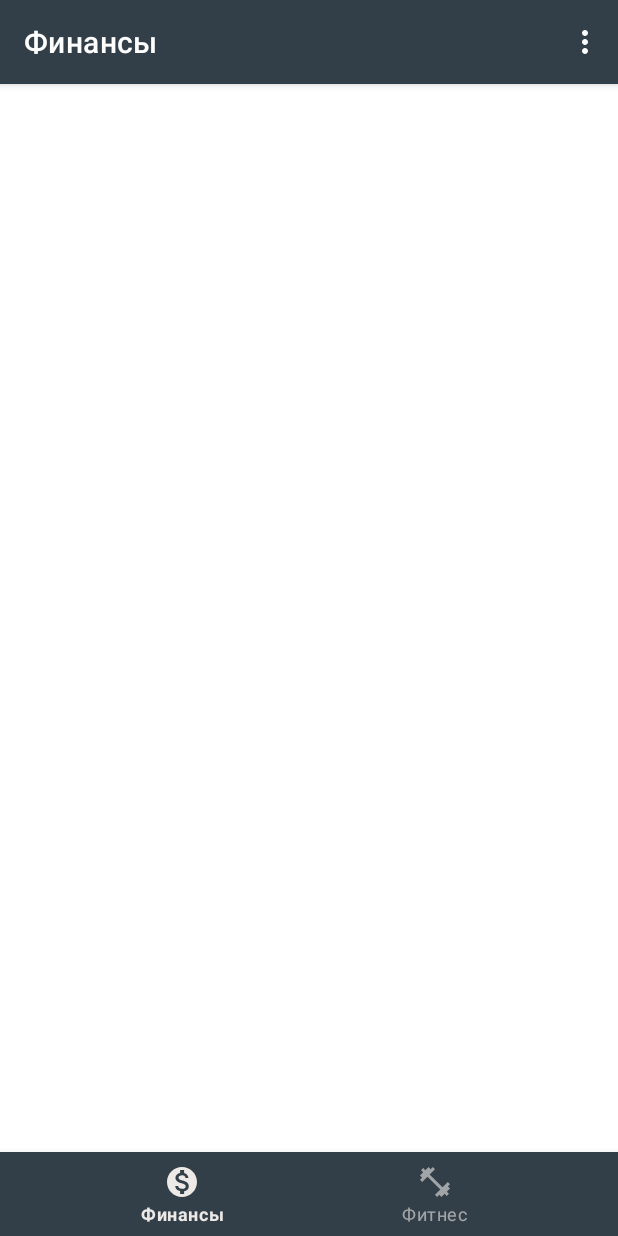
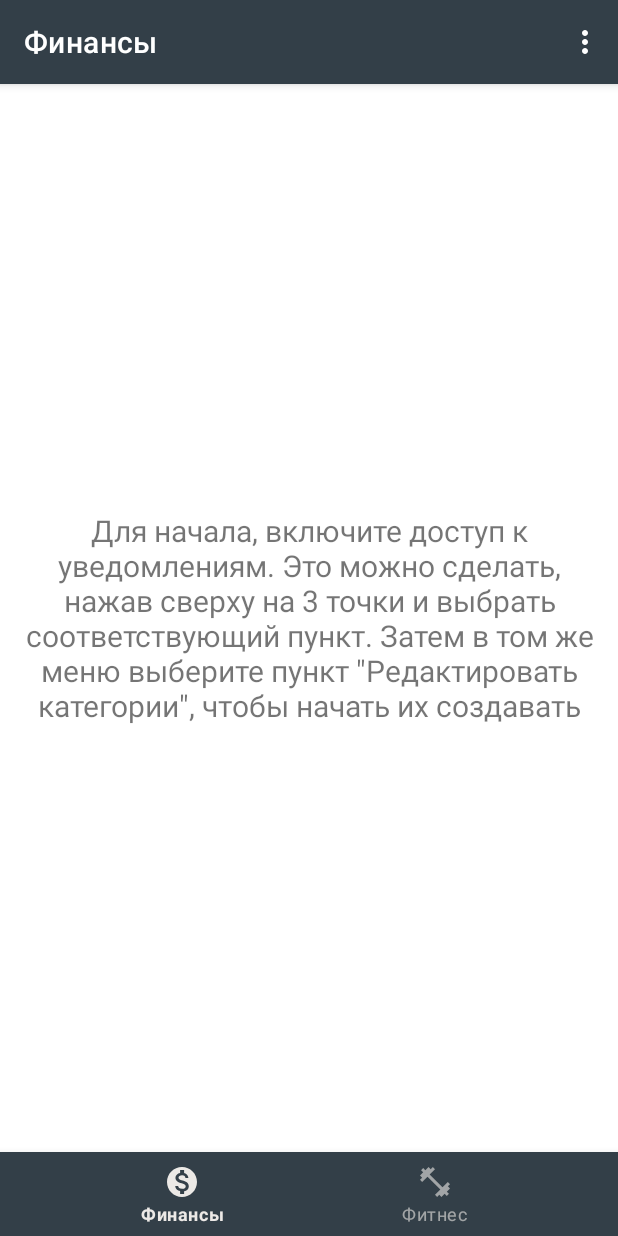
Before and after one commit to extode/FitnessAndFinance, an Android app: the screen it shows after launch (MainActivity), on a phone screen of 412 x 824 dp. Run offline under Robolectric (Android 15) with nearby library versions, the light colour scheme and no system bars; our stand-ins replace Room's generated code, navigation-ui.

Commit message:
Hint added

```diff
--- a/app/src/main/java/com/compilinghappen/fitnessandfinance/finance/FinanceFragment.kt
+++ b/app/src/main/java/com/compilinghappen/fitnessandfinance/finance/FinanceFragment.kt
@@ -35,6 +35,16 @@ class FinanceFragment : Fragment() {
             adapter.applyData(it)
         }
 
+        viewModel.showHintEvent.observe(viewLifecycleOwner) {
+            if (it == FinanceViewModel.SHOW_HINT) {
+                binding.financeFragmentHintWidget.visibility = View.VISIBLE
+                viewModel.showHintEventHandled()
+            } else if (it == FinanceViewModel.HIDE_HINT) {
+                binding.financeFragmentHintWidget.visibility = View.GONE
+                viewModel.showHintEventHandled()
+            }
+        }
+
         setHasOptionsMenu(true)
         return binding.root
     }
--- a/app/src/main/java/com/compilinghappen/fitnessandfinance/finance/FinanceViewModel.kt
+++ b/app/src/main/java/com/compilinghappen/fitnessandfinance/finance/FinanceViewModel.kt
@@ -10,11 +10,21 @@ import com.compilinghappen.fitnessandfinance.room.ReceiptDao
 import kotlinx.coroutines.*
 
 class FinanceViewModel(private val categoryDao: CategoryDao, private val receiptDao: ReceiptDao) : ViewModel() {
+    companion object {
+        const val SHOW_HINT = 1
+        const val HIDE_HINT = 2
+    }
+
     private val coroutineScope = CoroutineScope(Dispatchers.Main)
 
     private val _categoryItems = MutableLiveData<List<CategoryItem>>()
     val categoryItems: LiveData<List<CategoryItem>>
         get() = _categoryItems
+
+    private val _showHintEvent = MutableLiveData<Int>()
+    // 1 - show, 2 - hide, else - do nothing
+    val showHintEvent: LiveData<Int>
+        get() = _showHintEvent
 
     fun init() {
         _load()
@@ -33,6 +43,11 @@ class FinanceViewModel(private val categoryDao: CategoryDao, private val receipt
     private fun _load() {
         coroutineScope.launch {
             val items = _loadCategoryItems()
+            if (items.isEmpty()) {
+                _showHintEvent.value = SHOW_HINT
+            } else {
+                _showHintEvent.value = HIDE_HINT
+            }
             _categoryItems.value = items
         }
     }
@@ -41,6 +56,8 @@ class FinanceViewModel(private val categoryDao: CategoryDao, private val receipt
         val items = ArrayList<CategoryItem>()
         withContext(Dispatchers.IO) {
             val dbCategories = categoryDao.getAllNoLiveData()
+
+
             for (dbCategory in dbCategories) {
                 val receipts = receiptDao.getByCategoryId(dbCategory.pk_categoryId)
                 val sum = receipts.sumOf { it.cost }
@@ -71,4 +88,8 @@ class FinanceViewModel(private val categoryDao: CategoryDao, private val receipt
         super.onCleared()
         coroutineScope.cancel()
     }
+
+    fun showHintEventHandled() {
+        _showHintEvent.value = 0
+    }
 }
--- a/app/src/main/res/layout/fragment_category_editor.xml
+++ b/app/src/main/res/layout/fragment_category_editor.xml
@@ -2,8 +2,8 @@
 <FrameLayout xmlns:android="http://schemas.android.com/apk/res/android"
     xmlns:app="http://schemas.android.com/apk/res-auto"
     xmlns:tools="http://schemas.android.com/tools"
+    android:layout_width="match_parent"
     android:layout_height="match_parent"
-    android:layout_width="match_parent"
     tools:context=".categoryeditor.CategoryEditorFragment">
 
     <androidx.recyclerview.widget.RecyclerView
@@ -20,6 +20,6 @@
         android:layout_gravity="bottom|right"
         android:layout_margin="16dp"
         android:contentDescription="asdf"
-        app:srcCompat="@drawable/ic_baseline_add_24"/>
+        app:srcCompat="@drawable/ic_baseline_add_24" />
 
 </FrameLayout>
--- a/app/src/main/res/layout/fragment_finance.xml
+++ b/app/src/main/res/layout/fragment_finance.xml
@@ -12,4 +12,21 @@
         android:layout_height="match_parent"
         tools:listitem="@layout/finance_card_item_1" />
 
+    <FrameLayout
+        android:id="@+id/finance_fragment_hint_widget"
+        android:layout_width="match_parent"
+        android:layout_height="match_parent"
+        android:padding="8dp"
+        android:visibility="gone">
+
+        <TextView
+            android:layout_width="wrap_content"
+            android:layout_height="wrap_content"
+            android:layout_gravity="center"
+            android:gravity="center"
+            android:text='Для начала, включите доступ к уведомлениям. Это можно сделать, нажав сверху на 3 точки и выбрать соответствующий пункт. Затем в том же меню выберите пункт "Редактировать категории", чтобы начать их создавать'
+            android:textSize="20sp" />
+
+    </FrameLayout>
+
 </FrameLayout>
```
